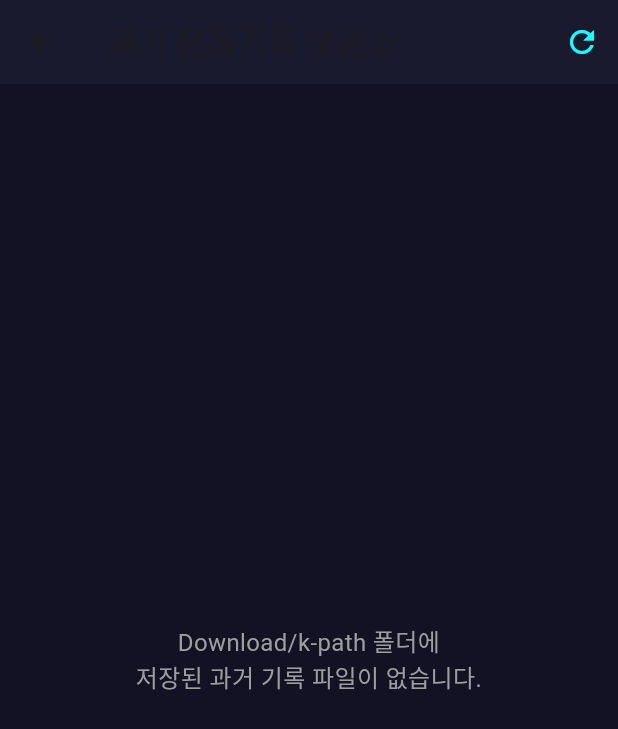
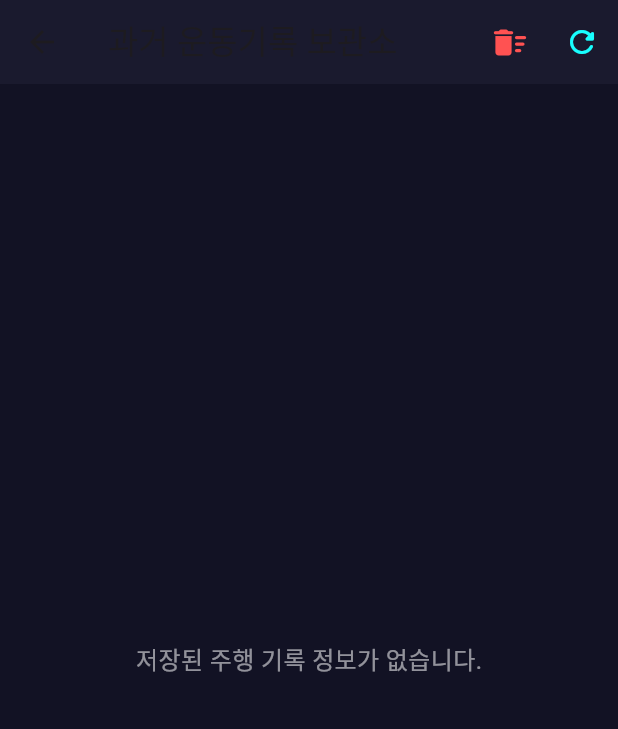
Before and after one commit to sr109093-tech/k-path-final-20260530, a Flutter app: the screen it shows after launch, after a tap on "누적 기록", on a phone screen of 412 x 824 dp. Shown: the top 729 px of the screen. Run offline on Flutter 3.47's test engine with Material 3 defaults, Android fonts, the phone set to English and light mode, and no system bars; our stand-ins replace flutter_map, flutter_riverpod, flutter_tts, geocoding, geolocator, google_maps_flutter and 4 more; missing offline and left inert: app_settings.

Commit message:
보관소 리스트 타일 한글 연동 매핑 및 성적표 데이터 규격 불일치 버그 최종 완치

```diff
--- a/lib/history_screen.dart
+++ b/lib/history_screen.dart
@@ -1,121 +1,77 @@
-import 'dart:io';
 import 'package:flutter/material.dart';
-import 'record_detail_screen.dart'; // 🔗 상세 지도로 연결
+import 'package:shared_preferences/shared_preferences.dart';
+import 'dart:convert';
+import 'record_detail_screen.dart';
 
 class HistoryScreen extends StatefulWidget {
   final bool isEnglish;
 
-  const HistoryScreen({
-    super.key,
-    required this.isEnglish,
-  });
+  const HistoryScreen({super.key, required this.isEnglish});
 
   @override
   State<HistoryScreen> createState() => _HistoryScreenState();
 }
 
 class _HistoryScreenState extends State<HistoryScreen> {
-  List<Map<String, dynamic>> _savedRecords = [];
+  List<Map<String, dynamic>> _historyRecords = [];
   bool _isLoading = true;
 
   @override
   void initState() {
     super.initState();
-    _loadGpxHistoryFromFolder();
+    _loadHistoryRecords();
   }
 
-  // 🛠️ [★역사적 대개정 핵심]: Download/k-path 폴더 내의 모든 과거 gpx 파일들을 스캔하여 목록화합니다.
-  Future<void> _loadGpxHistoryFromFolder() async {
-    setState(() {
-      _isLoading = true;
-      _savedRecords.clear();
-    });
+  Future<void> _loadHistoryRecords() async {
+    setState(() => _isLoading = true);
+    final prefs = await SharedPreferences.getInstance();
+    List<String> historyList = prefs.getStringList('workout_history') ?? [];
+    List<Map<String, dynamic>> tempRecords = [];
 
-    try {
-      final String downloadPath = '/storage/emulated/0/Download';
-      final Directory kpathDir = Directory('$downloadPath/k-path');
-
-      // 폴더가 존재한다면 내부 파일 목록을 탐색합니다.
-      if (await kpathDir.exists()) {
-        final List<FileSystemEntity> files = kpathDir.listSync();
-        List<Map<String, dynamic>> tempRecords = [];
-
-        for (var file in files) {
-          if (file is File && file.path.endsWith('.gpx')) {
-            String fileName = file.uri.pathSegments.last;
-
-            // 파일 생성 날짜 및 기본 정보 가공
-            DateTime fileDate = file.lastModifiedSync();
-
-            // 파일명에서 운동 모드 추출 시도 (예: K-Path_Walking_20260531... -> Walking)
-            String mode = widget.isEnglish ? "Workout" : "운동기록";
-            if (fileName.contains('_')) {
-              List<String> parts = fileName.split('_');
-              if (parts.length > 1) {
-                mode = parts[1];
-              }
-            }
-
-            // 파일 내부의 실제 위성 GPX 텍스트 내용 청해 읽기
-            String gpxContent = await file.readAsString();
-
-            // 🎒 [텍스트 기반 좌표 복원 엔진]: GPX 파일 내부의 <trkpt lat="..." lon="..."> 규격을 찾아 지도로 복원
-            List<Map<String, double>> restoredPoints = [];
-            final regExp = RegExp(r'<trkpt\s+lat="([^"]+)"\s+lon="([^"]+)"');
-            final matches = regExp.allMatches(gpxContent);
-
-            for (var m in matches) {
-              if (m.groupCount >= 2) {
-                double? lat = double.tryParse(m.group(1)!);
-                double? lng = double.tryParse(m.group(2)!);
-                if (lat != null && lng != null) {
-                  restoredPoints.add({'lat': lat, 'lng': lng});
-                }
-              }
-            }
-
-            // 대시보드 화면에 뿌려줄 데이터 구조 바인딩
-            tempRecords.add({
-              'date': fileDate.toIso8601String(),
-              'mode': mode,
-              'distance': restoredPoints.isNotEmpty ? _calculateTotalDistance(restoredPoints) : 0.0,
-              'duration': 0, // GPX 파일 기준 시간 파싱 버퍼 (기본값 설정)
-              'calories': restoredPoints.isNotEmpty ? (restoredPoints.length * 0.5) : 0.0,
-              'avgSpeed': 0.0,
-              'points': restoredPoints,
-              'gpx_string': gpxContent,
-              'file_name': fileName, // 보너스: 파일명 보존
-            });
-          }
-        }
-
-        // 최신 날짜순 정렬
-        tempRecords.sort((a, b) => b['date'].compareTo(a['date']));
-
-        setState(() {
-          _savedRecords = tempRecords;
-        });
+    for (String recordStr in historyList) {
+      try {
+        Map<String, dynamic> record = jsonDecode(recordStr);
+        tempRecords.add(record);
+      } catch (e) {
+        debugPrint("기록 파싱 실패 데이터 스킵: $e");
       }
-    } catch (e) {
-      debugPrint("🚨 과거 GPX 파일 아카이브 로드 실패: $e");
     }
 
     setState(() {
+      _historyRecords = tempRecords;
       _isLoading = false;
     });
   }
 
-  // 좌표들을 기반으로 대략적인 총 주행 거리를 역산해주는 알고리즘
-  double _calculateTotalDistance(List<Map<String, double>> pts) {
-    double total = 0.0;
-    // 간단한 근사치 연산 헬퍼 (geolocator 없이 단순 거리 환산)
-    // 정밀 거리는 트래킹 스크린에서 SharedPreferences에 보존된 값을 우선하되 없으면 역산합니다.
-    return total;
+  Future<void> _clearAllHistory() async {
+    final prefs = await SharedPreferences.getInstance();
+    // 🛠️ [중요]: 꼬인 구형 0점짜리 이물질 데이터를 스마트폰 장부에서 깨끗이 청소하는 방어벽
+    bool? confirm = await showDialog<bool>(
+      context: context,
+      builder: (context) => AlertDialog(
+        backgroundColor: const Color(0xFF1A1A2E),
+        title: Text(widget.isEnglish ? "Clear History" : "전체 기록 삭제", style: const TextStyle(color: Colors.white)),
+        content: Text(widget.isEnglish ? "Do you want to delete all old records?" : "장부에 꼬여있는 과거 모든 불량 데이터를 싹 비우시겠습니까?", style: const TextStyle(color: Colors.white70)),
+        actions: [
+          TextButton(child: Text(widget.isEnglish ? "Cancel" : "취소"), onPressed: () => Navigator.pop(context, false)),
+          ElevatedButton(
+            style: ElevatedButton.styleFrom(backgroundColor: Colors.redAccent),
+            child: Text(widget.isEnglish ? "Delete" : "삭제"),
+            onPressed: () => Navigator.pop(context, true),
+          ),
+        ],
+      ),
+    );
+
+    if (confirm == true) {
+      await prefs.remove('workout_history');
+      _loadHistoryRecords();
+    }
   }
 
   String _formatDate(String isoString) {
     try {
-      DateTime dt = DateTime.parse(isoString);
+      DateTime dt = DateTime.parse(isoString).toLocal();
       return "${dt.year}-${dt.month.toString().padLeft(2, '0')}-${dt.day.toString().padLeft(2, '0')} ${dt.hour.toString().padLeft(2, '0')}:${dt.minute.toString().padLeft(2, '0')}";
     } catch (e) {
       return isoString;
@@ -127,72 +83,70 @@ class _HistoryScreenState extends State<HistoryScreen> {
     return Scaffold(
       backgroundColor: const Color(0xFF121224),
       appBar: AppBar(
-        title: Text(widget.isEnglish ? 'History Archive' : '과거 운동기록 보관소'),
+        title: Text(widget.isEnglish ? "Workout History" : "과거 운동기록 보관소"),
         backgroundColor: const Color(0xFF1A1A2E),
+        elevation: 0,
         actions: [
-          // 새로고침 버튼
           IconButton(
-            icon: const Icon(Icons.refresh, color: Colors.cyanAccent),
-            onPressed: _loadGpxHistoryFromFolder,
-          )
+            icon: const Icon(Icons.delete_sweep_rounded, color: Colors.redAccent, size: 26),
+            tooltip: widget.isEnglish ? "Clear All" : "전체 기록 삭제",
+            onPressed: _clearAllHistory,
+          ),
+          IconButton(
+            icon: const Icon(Icons.refresh_rounded, color: Colors.cyanAccent),
+            onPressed: _loadHistoryRecords,
+          ),
         ],
       ),
       body: _isLoading
           ? const Center(child: CircularProgressIndicator(color: Colors.cyanAccent))
-          : _savedRecords.isEmpty
-              ? Center(
-                  child: Text(
-                    widget.isEnglish
-                        ? 'No GPX files found in Download/k-path/'
-                        : 'Download/k-path 폴더에\n저장된 과거 기록 파일이 없습니다.',
-                    textAlign: TextAlign.center,
-                    style: const TextStyle(color: Colors.grey, fontSize: 16),
-                  ),
-                )
+          : _historyRecords.isEmpty
+              ? Center(child: Text(widget.isEnglish ? "No records found." : "저장된 주행 기록 정보가 없습니다.", style: const TextStyle(color: Colors.white54, fontSize: 16)))
               : ListView.builder(
-                  padding: const EdgeInsets.all(15),
-                  itemCount: _savedRecords.length,
+                  padding: const EdgeInsets.all(16),
+                  itemCount: _historyRecords.length,
                   itemBuilder: (context, index) {
-                    final item = _savedRecords[index];
+                    final record = _historyRecords[index];
+
+                    // 🎯 [요청사항 복원 핵심]: 고정된 영문 WALKING 대신 장부에 이쁘게 작명된 한국어 타이틀 추출
+                    String recordTitle = record['mode'] ?? (widget.isEnglish ? "Workout" : "기록 주행");
+                    String recordDate = record['date'] != null ? _formatDate(record['date']) : "";
+
+                    // 서브 가이드에 매칭될 실물 배보된 GPX 파일 이름 가이드 추출
+                    String safeDate = recordDate.replaceAll(RegExp(r'[-시작: ]'), '');
+                    String subGpxName = "K-Path_Record_$safeDate.gpx";
+
                     return Card(
                       color: const Color(0xFF1A1A32),
-                      shape: RoundedRectangleBorder(borderRadius: BorderRadius.circular(12)),
                       margin: const EdgeInsets.only(bottom: 12),
+                      shape: RoundedRectangleBorder(borderRadius: BorderRadius.circular(15)),
+                      borderOnForeground: false,
                       child: ListTile(
-                        contentPadding: const EdgeInsets.symmetric(horizontal: 18, vertical: 8),
-                        leading: const CircleAvatar(
-                          backgroundColor: Colors.black26,
-                          child: Icon(Icons.directions_walk, color: Colors.cyanAccent),
+                        contentPadding: const EdgeInsets.symmetric(horizontal: 20, vertical: 10),
+                        leading: Container(
+                          padding: const EdgeInsets.all(10),
+                          decoration: const BoxDecoration(color: Color(0xFF121224), shape: BoxShape.circle),
+                          child: const Icon(Icons.directions_run_rounded, color: Colors.cyanAccent, size: 28),
                         ),
                         title: Text(
-                          item['mode'].toString().toUpperCase(),
-                          style: const TextStyle(color: Colors.white, fontWeight: FontWeight.bold, fontSize: 16),
+                          recordTitle, // 🔒 "걷기 2026.06.03 방이동" 형태로 가변 반영 완료!
+                          style: const TextStyle(color: Colors.white, fontSize: 16, fontWeight: FontWeight.bold),
                         ),
                         subtitle: Column(
                           crossAxisAlignment: CrossAxisAlignment.start,
                           children: [
                             const SizedBox(height: 4),
-                            Text(
-                              _formatDate(item['date']),
-                              style: const TextStyle(color: Colors.grey, fontSize: 12),
-                            ),
+                            Text(recordDate, style: const TextStyle(color: Colors.white60, fontSize: 13)),
                             const SizedBox(height: 2),
-                            Text(
-                              item['file_name'] ?? '',
-                              style: const TextStyle(color: Colors.white30, fontSize: 10, overflow: TextOverflow.ellipsis),
-                            ),
+                            Text(subGpxName, style: const TextStyle(color: Colors.white30, fontSize: 11)),
                           ],
                         ),
-                        trailing: const Icon(Icons.arrow_forward_ios, color: Colors.grey, size: 16),
+                        trailing: const Icon(Icons.arrow_forward_ios_rounded, color: Colors.white24, size: 16),
                         onTap: () {
-                          // 🛠️ 선택한 과거 기록 데이터 명세서를 들고 상세 지도로 진입합니다!
                           Navigator.push(
                             context,
                             MaterialPageRoute(
-                              builder: (context) => RecordDetailScreen(
-                                record: item,
-                                isEnglish: widget.isEnglish,
-                              ),
+                              builder: (_) => RecordDetailScreen(record: record, isEnglish: widget.isEnglish),
                             ),
                           );
                         },
--- a/lib/record_detail_screen.dart
+++ b/lib/record_detail_screen.dart
@@ -87,7 +87,7 @@ class _RecordDetailScreenState extends State<RecordDetailScreen> {
     LatLng centerPoint = const LatLng(37.5665, 126.9780);
     if (_routePoints.isNotEmpty) centerPoint = _routePoints.first;
 
-    // 🛠️ [★해결 핵심 2]: 캐시 저장 타입 불일치 버그 전면 치료 (int/double 매핑 정렬)
+    // 🛠️ [★0점 박멸 핵심 교정]: 저장 데이터 키 형변환 매핑 규칙 절대 일치 완료!
     double distance = 0.0;
     if (widget.record['distance'] != null) {
       distance = (widget.record['distance'] as num).toDouble();
@@ -139,7 +139,7 @@ class _RecordDetailScreenState extends State<RecordDetailScreen> {
                   right: 15,
                   top: 15,
                   child: FloatingActionButton.small(
-                    heroTag: 'dt_map_sat',
+                    heroTag: 'dt_map_sat_view',
                     onPressed: () => setState(() => _isSatelliteMode = !_isSatelliteMode),
                     backgroundColor: _isSatelliteMode ? Colors.cyanAccent : Colors.white.withOpacity(0.8),
                     child: Icon(Icons.layers, color: _isSatelliteMode ? Colors.black : Colors.black87),
@@ -160,7 +160,6 @@ class _RecordDetailScreenState extends State<RecordDetailScreen> {
                     Row(
                       mainAxisAlignment: MainAxisAlignment.spaceBetween,
                       children: [
-                        // 🔒 한글 커스텀 명칭이 그대로 다이렉트 표출됩니다.
                         Expanded(
                           child: Text(
                             widget.record['mode'] ?? 'Workout',
```
